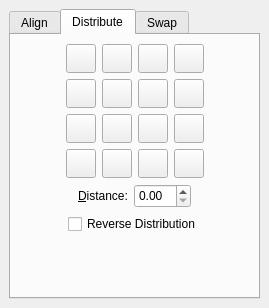
Before: the Qt Designer form scribus/ui/aligndistribute.ui in scribusproject/scribus, drawn with Qt 5.
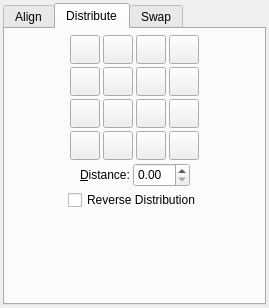
After: the same form once the commit is applied. The open tabs and pages were chosen to show the change. Custom widgets are drawn as their Qt base class.

Commit message: #16407: Unify spacing and margin for dock palettes <bubu>

```diff
--- a/scribus/ui/aligndistribute.ui
+++ b/scribus/ui/aligndistribute.ui
@@ -15,6 +15,18 @@
   </property>
   <widget class="QWidget" name="dockWidgetContents">
    <layout class="QVBoxLayout" name="verticalLayout_3">
+    <property name="leftMargin">
+     <number>3</number>
+    </property>
+    <property name="topMargin">
+     <number>3</number>
+    </property>
+    <property name="rightMargin">
+     <number>3</number>
+    </property>
+    <property name="bottomMargin">
+     <number>3</number>
+    </property>
     <item>
      <widget class="QTabWidget" name="tabWidget">
       <property name="currentIndex">
@@ -306,8 +318,26 @@
         <string>Distribute</string>
        </attribute>
        <layout class="QVBoxLayout" name="verticalLayout_2">
+        <property name="spacing">
+         <number>3</number>
+        </property>
+        <property name="leftMargin">
+         <number>6</number>
+        </property>
+        <property name="topMargin">
+         <number>6</number>
+        </property>
+        <property name="rightMargin">
+         <number>6</number>
+        </property>
+        <property name="bottomMargin">
+         <number>6</number>
+        </property>
         <item>
          <layout class="QHBoxLayout" name="_6">
+          <property name="spacing">
+           <number>3</number>
+          </property>
           <item>
            <spacer>
             <property name="orientation">
@@ -586,6 +616,9 @@
           </item>
           <item>
            <layout class="QHBoxLayout" name="_9">
+            <property name="spacing">
+             <number>3</number>
+            </property>
             <item>
              <widget class="QLabel" name="distributeDistLabel">
               <property name="text">
@@ -634,6 +667,9 @@
         </item>
         <item>
          <layout class="QHBoxLayout" name="horizontalLayout_2">
+          <property name="spacing">
+           <number>3</number>
+          </property>
           <item>
            <spacer name="spacer">
             <property name="orientation">
```
Left out of the diff: 39 changed lines with no effect on the pictures. The commit also changes 11 other files.
